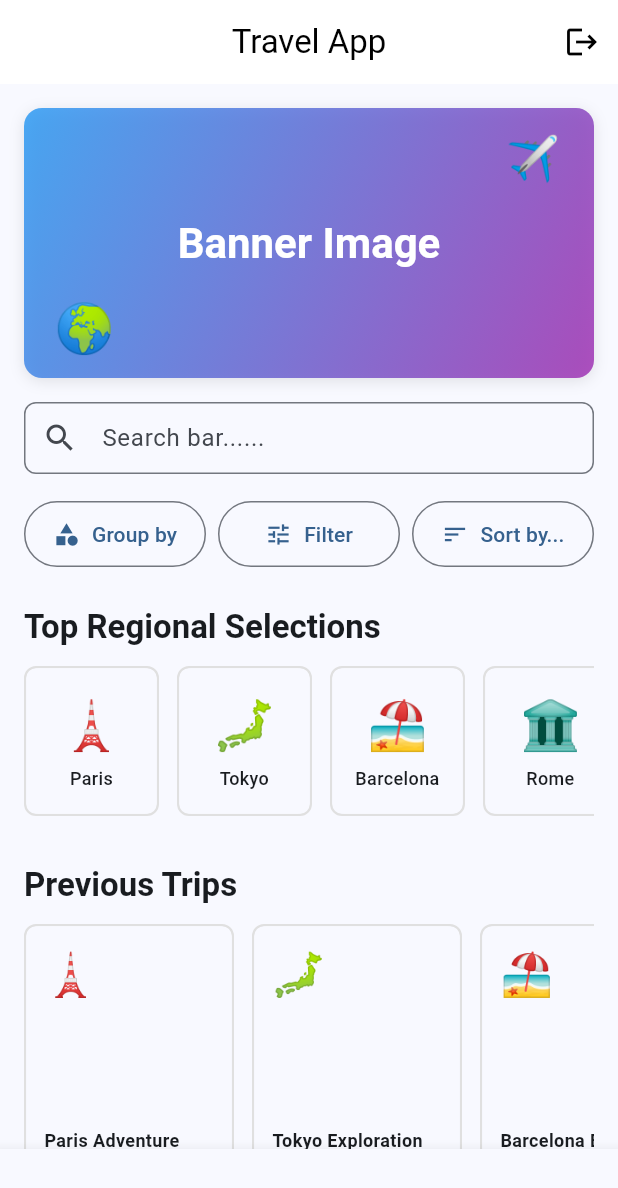
After one commit to ItzRohit-01/travel, a Flutter app: the DashboardPage screen opened directly, on a phone screen of 412 x 824 dp. The commit adds this screen. Shown: the top 1188 px of the screen. Run offline on Flutter 3.47's test engine with Material 3 defaults, Android fonts, the phone set to English and light mode, and no system bars; our stand-ins replace firebase_auth, firebase_core; accounts and stored records are empty.

Commit message:
dashboard

```diff
--- /dev/null
+++ b/travel_app/lib/models/trip_model.dart
@@ -0,0 +1,35 @@
+class Trip {
+  final String id;
+  final String title;
+  final String destination;
+  final DateTime startDate;
+  final DateTime endDate;
+  final String image;
+  final String status;
+
+  Trip({
+    required this.id,
+    required this.title,
+    required this.destination,
+    required this.startDate,
+    required this.endDate,
+    required this.image,
+    required this.status,
+  });
+}
+
+class PopularCity {
+  final String name;
+  final String country;
+  final String image;
+  final double rating;
+  final int reviews;
+
+  PopularCity({
+    required this.name,
+    required this.country,
+    required this.image,
+    required this.rating,
+    required this.reviews,
+  });
+}
--- /dev/null
+++ b/travel_app/lib/screens/dashboard_page.dart
@@ -0,0 +1,458 @@
+import 'package:flutter/material.dart';
+import '../services/auth_service.dart';
+import '../models/trip_model.dart';
+
+class DashboardPage extends StatefulWidget {
+  const DashboardPage({super.key});
+
+  @override
+  State<DashboardPage> createState() => _DashboardPageState();
+}
+
+class _DashboardPageState extends State<DashboardPage> {
+  final _authService = AuthService();
+  final _searchController = TextEditingController();
+  int _selectedIndex = 0;
+
+  // Sample data for previous trips
+  final List<Trip> previousTrips = [
+    Trip(
+      id: '1',
+      title: 'Paris Adventure',
+      destination: 'Paris, France',
+      startDate: DateTime.now().subtract(const Duration(days: 30)),
+      endDate: DateTime.now().subtract(const Duration(days: 23)),
+      image: '🗼',
+      status: 'Completed',
+    ),
+    Trip(
+      id: '2',
+      title: 'Tokyo Exploration',
+      destination: 'Tokyo, Japan',
+      startDate: DateTime.now().subtract(const Duration(days: 60)),
+      endDate: DateTime.now().subtract(const Duration(days: 45)),
+      image: '🗾',
+      status: 'Completed',
+    ),
+    Trip(
+      id: '3',
+      title: 'Barcelona Beach',
+      destination: 'Barcelona, Spain',
+      startDate: DateTime.now().subtract(const Duration(days: 90)),
+      endDate: DateTime.now().subtract(const Duration(days: 80)),
+      image: '🏖️',
+      status: 'Completed',
+    ),
+  ];
+
+  // Sample data for top regional selections
+  final List<PopularCity> topRegionalSelections = [
+    PopularCity(
+      name: 'Paris',
+      country: 'France',
+      image: '🗼',
+      rating: 4.8,
+      reviews: 2548,
+    ),
+    PopularCity(
+      name: 'Tokyo',
+      country: 'Japan',
+      image: '🗾',
+      rating: 4.7,
+      reviews: 1893,
+    ),
+    PopularCity(
+      name: 'Barcelona',
+      country: 'Spain',
+      image: '🏖️',
+      rating: 4.6,
+      reviews: 1642,
+    ),
+    PopularCity(
+      name: 'Rome',
+      country: 'Italy',
+      image: '🏛️',
+      rating: 4.9,
+      reviews: 3124,
+    ),
+    PopularCity(
+      name: 'Dubai',
+      country: 'UAE',
+      image: '🌆',
+      rating: 4.5,
+      reviews: 2800,
+    ),
+  ];
+
+  void _logout() async {
+    await _authService.signOut();
+    if (mounted) {
+      Navigator.of(context).pushNamedAndRemoveUntil('/login', (route) => false);
+    }
+  }
+
+  @override
+  void dispose() {
+    _searchController.dispose();
+    super.dispose();
+  }
+
+  @override
+  Widget build(BuildContext context) {
+    return Scaffold(
+      appBar: AppBar(
+        title: const Text('Travel App'),
+        centerTitle: true,
+        elevation: 0,
+        backgroundColor: Colors.white,
+        foregroundColor: Colors.black,
+        actions: [
+          IconButton(
+            icon: const Icon(Icons.logout),
+            onPressed: _logout,
+          ),
+        ],
+      ),
+      body: SingleChildScrollView(
+        child: Column(
+          crossAxisAlignment: CrossAxisAlignment.start,
+          children: [
+            // Banner Image Section
+            Container(
+              width: double.infinity,
+              height: 180,
+              margin: const EdgeInsets.all(16),
+              decoration: BoxDecoration(
+                borderRadius: BorderRadius.circular(12),
+                gradient: LinearGradient(
+                  colors: [
+                    Colors.blue.withOpacity(0.8),
+                    Colors.purple.withOpacity(0.8),
+                  ],
+                  begin: Alignment.topLeft,
+                  end: Alignment.bottomRight,
+                ),
+                boxShadow: [
+                  BoxShadow(
+                    color: Colors.black.withOpacity(0.1),
+                    blurRadius: 8,
+                    offset: const Offset(0, 2),
+                  ),
+                ],
+              ),
+              child: Stack(
+                children: [
+                  Center(
+                    child: Text(
+                      'Banner Image',
+                      style: Theme.of(context).textTheme.headlineMedium?.copyWith(
+                            color: Colors.white,
+                            fontWeight: FontWeight.bold,
+                          ),
+                    ),
+                  ),
+                  // Decorative elements
+                  Positioned(
+                    top: 10,
+                    right: 20,
+                    child: Text(
+                      '✈️',
+                      style: TextStyle(fontSize: 32),
+                    ),
+                  ),
+                  Positioned(
+                    bottom: 10,
+                    left: 20,
+                    child: Text(
+                      '🌍',
+                      style: TextStyle(fontSize: 32),
+                    ),
+                  ),
+                ],
+              ),
+            ),
+
+            // Search Bar
+            Padding(
+              padding: const EdgeInsets.symmetric(horizontal: 16),
+              child: TextField(
+                controller: _searchController,
+                decoration: InputDecoration(
+                  hintText: 'Search bar......',
+                  prefixIcon: const Icon(Icons.search),
+                  border: OutlineInputBorder(
+                    borderRadius: BorderRadius.circular(8),
+                  ),
+                  contentPadding: const EdgeInsets.symmetric(vertical: 12),
+                ),
+              ),
+            ),
+            const SizedBox(height: 16),
+
+            // Filter, Group, Sort buttons
+            Padding(
+              padding: const EdgeInsets.symmetric(horizontal: 16),
+              child: Row(
+                children: [
+                  Expanded(
+                    child: OutlinedButton.icon(
+                      onPressed: () {
+                        ScaffoldMessenger.of(context).showSnackBar(
+                          const SnackBar(content: Text('Group by clicked')),
+                        );
+                      },
+                      icon: const Icon(Icons.category, size: 18),
+                      label: const Text('Group by'),
+                      style: OutlinedButton.styleFrom(
+                        padding: const EdgeInsets.symmetric(vertical: 12),
+                      ),
+                    ),
+                  ),
+                  const SizedBox(width: 8),
+                  Expanded(
+                    child: OutlinedButton.icon(
+                      onPressed: () {
+                        ScaffoldMessenger.of(context).showSnackBar(
+                          const SnackBar(content: Text('Filter clicked')),
+                        );
+                      },
+                      icon: const Icon(Icons.tune, size: 18),
+                      label: const Text('Filter'),
+                      style: OutlinedButton.styleFrom(
+                        padding: const EdgeInsets.symmetric(vertical: 12),
+                      ),
+                    ),
+                  ),
+                  const SizedBox(width: 8),
+                  Expanded(
+                    child: OutlinedButton.icon(
+                      onPressed: () {
+                        ScaffoldMessenger.of(context).showSnackBar(
+                          const SnackBar(content: Text('Sort by clicked')),
+                        );
+                      },
+                      icon: const Icon(Icons.sort, size: 18),
+                      label: const Text('Sort by...'),
+                      style: OutlinedButton.styleFrom(
+                        padding: const EdgeInsets.symmetric(vertical: 12),
+                      ),
+                    ),
+                  ),
+                ],
+              ),
+            ),
+            const SizedBox(height: 24),
+
+            // Top Regional Selections
+            Padding(
+              padding: const EdgeInsets.symmetric(horizontal: 16),
+              child: Column(
+                crossAxisAlignment: CrossAxisAlignment.start,
+                children: [
+                  Text(
+                    'Top Regional Selections',
+                    style: Theme.of(context).textTheme.titleLarge?.copyWith(
+                          fontWeight: FontWeight.bold,
+                        ),
+                  ),
+                  const SizedBox(height: 12),
+                  SizedBox(
+                    height: 100,
+                    child: ListView.builder(
+                      scrollDirection: Axis.horizontal,
+                      itemCount: topRegionalSelections.length,
+                      itemBuilder: (context, index) {
+                        final city = topRegionalSelections[index];
+                        return _buildRegionalSelectionCard(city);
+                      },
+                    ),
+                  ),
+                ],
+              ),
+            ),
+            const SizedBox(height: 32),
+
+            // Previous Trips
+            Padding(
+              padding: const EdgeInsets.symmetric(horizontal: 16),
+              child: Column(
+                crossAxisAlignment: CrossAxisAlignment.start,
+                children: [
+                  Text(
+                    'Previous Trips',
+                    style: Theme.of(context).textTheme.titleLarge?.copyWith(
+                          fontWeight: FontWeight.bold,
+                        ),
+                  ),
+                  const SizedBox(height: 12),
+                  SizedBox(
+                    height: 180,
+                    child: ListView.builder(
+                      scrollDirection: Axis.horizontal,
+                      itemCount: previousTrips.length,
+                      itemBuilder: (context, index) {
+                        final trip = previousTrips[index];
+                        return _buildPreviousTripCard(trip);
+                      },
+                    ),
+                  ),
+                ],
+              ),
+            ),
+            const SizedBox(height: 24),
+
+            // Plan a Trip Button
+            Padding(
+              padding: const EdgeInsets.symmetric(horizontal: 16),
+              child: Row(
+                mainAxisAlignment: MainAxisAlignment.end,
+                children: [
+                  OutlinedButton.icon(
+                    onPressed: () {
+                      ScaffoldMessenger.of(context).showSnackBar(
+                        const SnackBar(content: Text('Plan a trip feature coming soon!')),
+                      );
+                    },
+                    icon: const Icon(Icons.add),
+                    label: const Text('Plan a trip'),
+                  ),
+                ],
+              ),
+            ),
+            const SizedBox(height: 24),
+          ],
+        ),
+      ),
+      bottomNavigationBar: BottomNavigationBar(
+        currentIndex: _selectedIndex,
+        onTap: (index) {
+          setState(() {
+            _selectedIndex = index;
+          });
+        },
+        items: const [
+          BottomNavigationBarItem(
+            icon: Icon(Icons.home),
+            label: 'Home',
+          ),
+          BottomNavigationBarItem(
+            icon: Icon(Icons.search),
+            label: 'Search',
+          ),
+          BottomNavigationBarItem(
+            icon: Icon(Icons.favorite),
+            label: 'Favorites',
+          ),
+          BottomNavigationBarItem(
+            icon: Icon(Icons.person),
+            label: 'Profile',
+          ),
+        ],
+      ),
+    );
+  }
+
+  Widget _buildRegionalSelectionCard(PopularCity city) {
+    return Container(
+      width: 90,
+      margin: const EdgeInsets.only(right: 12),
+      decoration: BoxDecoration(
+        borderRadius: BorderRadius.circular(8),
+        border: Border.all(
+          color: Colors.grey[300]!,
+          width: 1.5,
+        ),
+      ),
+      child: Material(
+        borderRadius: BorderRadius.circular(8),
+        child: InkWell(
+          onTap: () {
+            ScaffoldMessenger.of(context).showSnackBar(
+              SnackBar(content: Text('${city.name} selected')),
+            );
+          },
+          borderRadius: BorderRadius.circular(8),
+          child: Column(
+            mainAxisAlignment: MainAxisAlignment.center,
+            children: [
+              Text(
+                city.image,
+                style: const TextStyle(fontSize: 32),
+              ),
+              const SizedBox(height: 4),
+              Text(
+                city.name,
+                style: const TextStyle(
+                  fontSize: 12,
+                  fontWeight: FontWeight.w500,
+                ),
+                textAlign: TextAlign.center,
+              ),
+            ],
+          ),
+        ),
+      ),
+    );
+  }
+
+  Widget _buildPreviousTripCard(Trip trip) {
+    return Container(
+      width: 140,
+      margin: const EdgeInsets.only(right: 12),
+      decoration: BoxDecoration(
+        borderRadius: BorderRadius.circular(8),
+        border: Border.all(
+          color: Colors.grey[300]!,
+          width: 1.5,
+        ),
+      ),
+      child: Material(
+        borderRadius: BorderRadius.circular(8),
+        child: InkWell(
+          onTap: () {
+            ScaffoldMessenger.of(context).showSnackBar(
+              SnackBar(content: Text('${trip.title} trip selected')),
+            );
+          },
+          borderRadius: BorderRadius.circular(8),
+          child: Container(
+            padding: const EdgeInsets.all(12),
+            child: Column(
+              crossAxisAlignment: CrossAxisAlignment.start,
+              mainAxisAlignment: MainAxisAlignment.spaceBetween,
+              children: [
+                Text(
+                  trip.image,
+                  style: const TextStyle(fontSize: 28),
+                ),
+                Column(
+                  crossAxisAlignment: CrossAxisAlignment.start,
+                  children: [
+                    Text(
+                      trip.title,
+                      style: const TextStyle(
+                        fontWeight: FontWeight.bold,
+                        fontSize: 12,
+                      ),
+                      maxLines: 1,
+                      overflow: TextOverflow.ellipsis,
+                    ),
+                    Text(
+                      trip.destination,
+                      style: TextStyle(
+                        fontSize: 10,
+                        color: Colors.grey[600],
+                      ),
+                      maxLines: 1,
+                      overflow: TextOverflow.ellipsis,
+                    ),
+                  ],
+                ),
+              ],
+            ),
+          ),
+        ),
+      ),
+    );
+  }
+}
--- a/travel_app/lib/screens/login_page.dart
+++ b/travel_app/lib/screens/login_page.dart
@@ -1,7 +1,7 @@
 import 'package:flutter/material.dart';
 import '../services/auth_service.dart';
 import 'signup_page.dart';
-import 'home_page.dart';
+import 'dashboard_page.dart';
 
 
 class LoginPage extends StatefulWidget {
@@ -75,12 +75,11 @@ class _LoginPageState extends State<LoginPage> {
             backgroundColor: Colors.green,
           ),
         );
-// Navigate to Home Page
+        // Navigate to Dashboard
         Navigator.pushReplacement(
-  context,
-  MaterialPageRoute(builder: (context) => const HomePage()),
-);
-
+          context,
+          MaterialPageRoute(builder: (context) => const DashboardPage()),
+        );
       }
     } catch (e) {
       if (mounted) {
--- a/travel_app/lib/screens/signup_page.dart
+++ b/travel_app/lib/screens/signup_page.dart
@@ -1,5 +1,6 @@
 import 'package:flutter/material.dart';
 import '../services/auth_service.dart';
+import 'dashboard_page.dart';
 
 class SignupPage extends StatefulWidget {
   const SignupPage({super.key});
@@ -93,8 +94,11 @@ class _SignupPageState extends State<SignupPage> {
               backgroundColor: Colors.green,
             ),
           );
-          // Navigate back to login
-          Navigator.pop(context);
+          // Navigate to Dashboard
+          Navigator.pushReplacement(
+            context,
+            MaterialPageRoute(builder: (context) => const DashboardPage()),
+          );
         }
       } catch (e) {
         if (mounted) {
```
